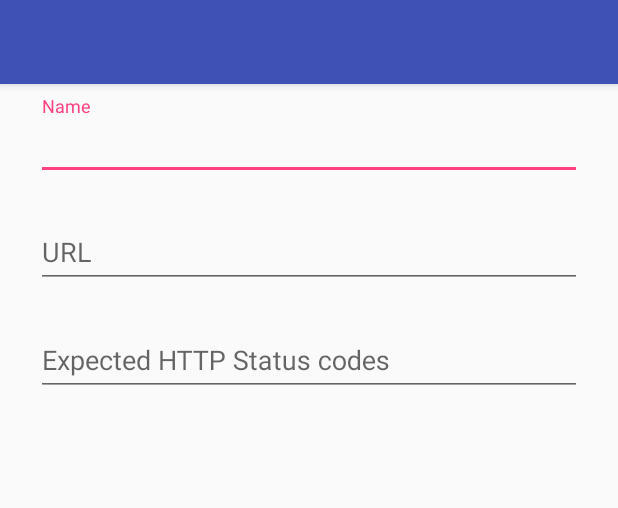
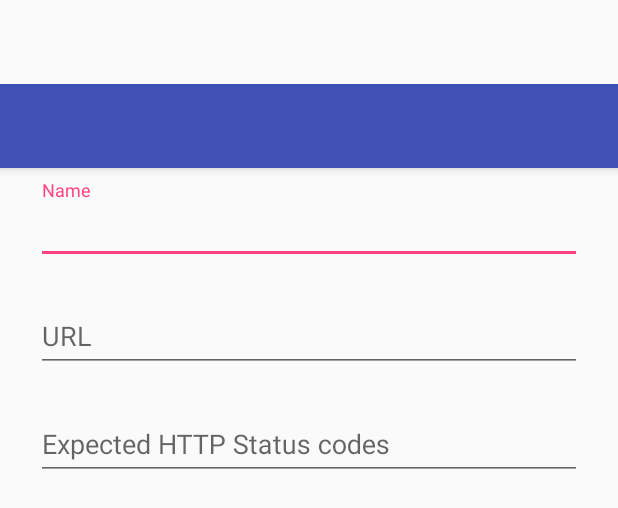
Before and after one commit to garfunkel/PingThing-Android, an Android app: the layout activity_new_website.xml on its own in the app's theme, with its tools: preview values and no code run, on a phone screen of 412 x 824 dp. Shown: the top 508 px of the screen. Run offline under Robolectric (Android 15) with nearby library versions, the phone set to English and light mode, and no system bars.

Commit message:
Fix layouts.

```diff
--- a/app/src/main/AndroidManifest.xml
+++ b/app/src/main/AndroidManifest.xml
@@ -16,7 +16,6 @@
 			android:theme="@style/AppTheme.NoActionBar">
 			<intent-filter>
 				<action android:name="android.intent.action.MAIN"/>
-
 				<category android:name="android.intent.category.LAUNCHER"/>
 			</intent-filter>
 		</activity>
--- a/app/src/main/res/layout/activity_new_website.xml
+++ b/app/src/main/res/layout/activity_new_website.xml
@@ -1,14 +1,25 @@
 <?xml version="1.0" encoding="utf-8"?>
-<LinearLayout
+<android.support.design.widget.CoordinatorLayout
 	xmlns:android="http://schemas.android.com/apk/res/android"
 	xmlns:app="http://schemas.android.com/apk/res-auto"
 	xmlns:tools="http://schemas.android.com/tools"
 	android:layout_width="match_parent"
 	android:layout_height="match_parent"
-	android:orientation="vertical"
+	android:fitsSystemWindows="true"
 	tools:context="org.simonallen.pingthing.NewWebsiteActivity">
 
+	<LinearLayout
+		android:layout_width="match_parent"
+		android:layout_height="match_parent"
+		android:orientation="vertical">
+
+		<android.support.design.widget.AppBarLayout
+			android:layout_width="match_parent"
+			android:layout_height="wrap_content"
+			android:theme="@style/AppTheme.AppBarOverlay">
+
 			<include layout="@layout/toolbar_new"/>
+		</android.support.design.widget.AppBarLayout>
 
 		<LinearLayout
 			android:layout_width="match_parent"
@@ -62,5 +73,6 @@
 			</android.support.design.widget.TextInputLayout>
 
 		</LinearLayout>
+	</LinearLayout>
 
-</LinearLayout>
+</android.support.design.widget.CoordinatorLayout>
--- a/app/src/main/res/layout/toolbar_new.xml
+++ b/app/src/main/res/layout/toolbar_new.xml
@@ -5,10 +5,7 @@
 	xmlns:tools="http://schemas.android.com/tools"
 	android:id="@+id/toolbar_new"
 	android:layout_width="match_parent"
-	android:layout_height="wrap_content"
+	android:layout_height="?attr/actionBarSize"
 	android:background="?attr/colorPrimary"
-	android:minHeight="?attr/actionBarSize"
-	android:theme="?attr/actionBarTheme"
 	android:elevation="4dp"
-	tools:layout_editor_absoluteX="8dp"
-	tools:layout_editor_absoluteY="0dp"/>
+	app:popupTheme="@style/AppTheme.PopupOverlay"/>
--- a/app/src/main/res/values/styles.xml
+++ b/app/src/main/res/values/styles.xml
@@ -7,11 +7,10 @@
 		<item name="colorPrimaryDark">@color/colorPrimaryDark</item>
 		<item name="colorAccent">@color/colorAccent</item>
 	</style>
-	<style name="AppTheme." parent="AppTheme.Base">
-
+	<style name="AppTheme" parent="AppTheme.Base">
 	</style>
 
-	<style name="AppTheme.NoActionBar">
+	<style name="AppTheme.NoActionBar" parent="AppTheme">
 		<item name="windowActionBar">false</item>
 		<item name="windowNoTitle">true</item>
 	</style>
```
Also changed, not shown: app/src/main/java/org/simonallen/pingthing/MainActivity.java (+13 -5 lines), app/src/main/java/org/simonallen/pingthing/NewServerActivity.java (+14 -3 lines), app/src/main/java/org/simonallen/pingthing/NewWebsiteActivity.java (+11 -17 lines), app/src/main/res/layout/activity_new_server.xml (+15 -18 lines), app/src/main/res/layout/status_box_server.xml (renamed from app/src/main/res/layout/status_box.xml, +6 -5 lines), app/src/main/res/layout/status_box_website.xml (added, +56 -0 lines). Lines whose indentation alone changed are shown as unchanged.
